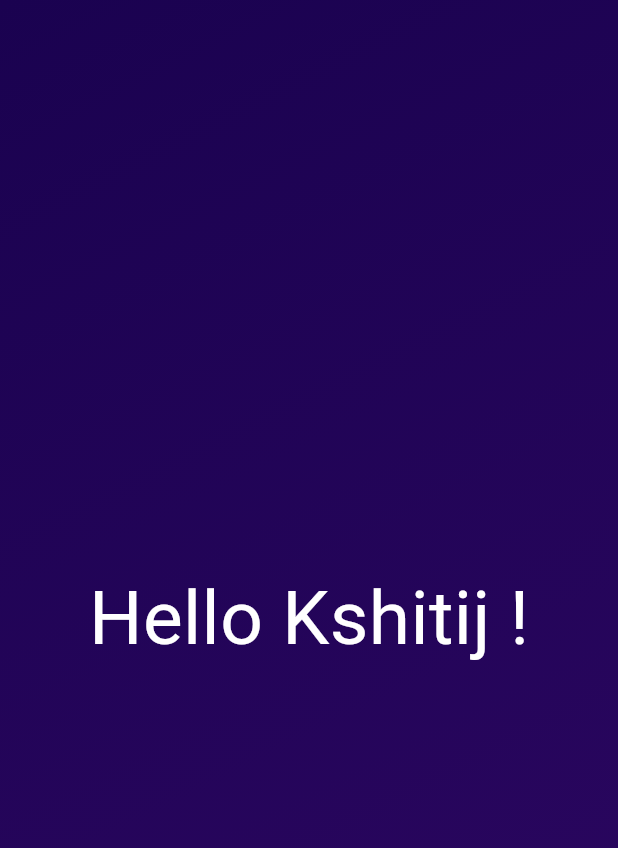
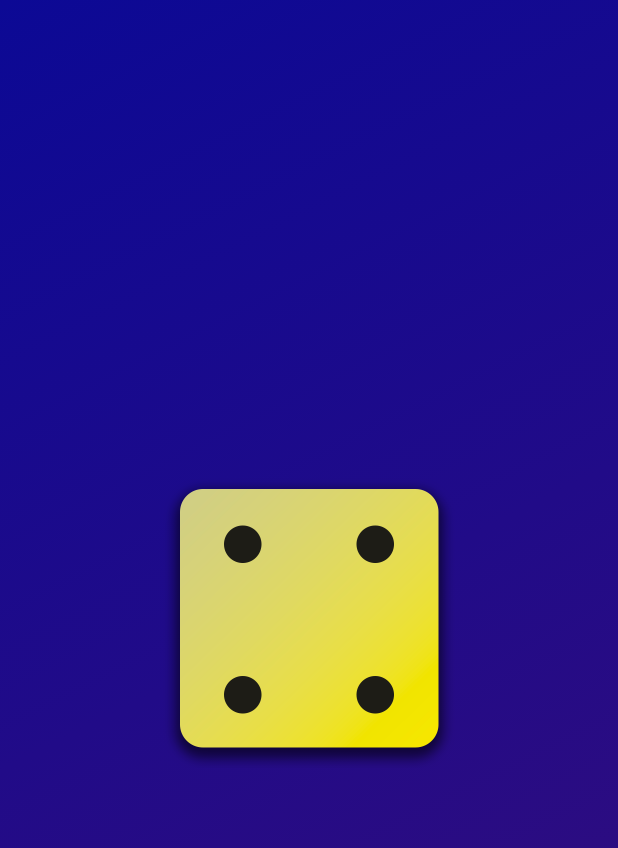
Before and after one commit to Kshitij-Anand7954/Rolling-dice, a Flutter app: the screen it shows after launch, on a phone screen of 412 x 824 dp. Shown: the top 848 px of the screen. Run offline on Flutter 3.47's test engine with Material 3 defaults, Android fonts, the phone set to English and light mode, and no system bars.

```diff
--- a/lib/gradient_container.dart
+++ b/lib/gradient_container.dart
@@ -1,25 +1,27 @@
-import 'package:first_app/style_text.dart';
+
 import 'package:flutter/material.dart';
 
 var startAlignment=Alignment.topLeft;
 var endAlignment=Alignment.bottomRight;
+
 class GradientContainer extends StatelessWidget{
-  const GradientContainer({super.key});
+  const GradientContainer(this.color1,this.color2 , {super.key});
+  final Color color1;
+  final Color color2;
  @override
  Widget build(context){
   return Container(
           decoration:  BoxDecoration(
             gradient: LinearGradient(
-              colors: const[
-                Color.fromARGB(255, 26, 2, 80),
-                Color.fromARGB(255, 45, 7, 98),
-              ],
+              colors:[color1, color2],
               begin: startAlignment,
               end: endAlignment,
             ),
           ),
-          child: const Center(
-            child: StylingText(),
+          child:  Center(
+            child: Image.asset('assets/images/dice-4.png',
+            width: 200,
+            ),
           ),
         );
 
@@ -27,3 +29,50 @@ class GradientContainer extends StatelessWidget{
 
 
 }
+
+
+
+
+
+
+
+
+
+
+
+
+
+
+
+
+
+
+
+
+
+
+
+
+
+// class GradientContainer extends StatelessWidget{
+//   const GradientContainer(this.colors, {super.key});
+//   final List<Color> colors;
+//  @override
+//  Widget build(context){
+//   return Container(
+//           decoration:  BoxDecoration(
+//             gradient: LinearGradient(
+//               colors: colors,
+//               begin: startAlignment,
+//               end: endAlignment,
+//             ),
+//           ),
+//           child: const Center(
+//             child: StylingText('Hello myself Kshitij Again'),
+//           ),
+//         );
+
+//   }
+
+
+// }
--- a/lib/main.dart
+++ b/lib/main.dart
@@ -1,10 +1,12 @@
 import 'package:flutter/material.dart';
 import 'package:first_app/gradient_container.dart';
+
 void main() {
   runApp(
     MaterialApp(
       home: Scaffold(
-        body: GradientContainer(),
+        body: GradientContainer(
+            Color.fromARGB(255, 12, 9, 149), Color.fromARGB(255, 54, 13, 123)),
       ),
     ),
   );
--- a/lib/style_text.dart
+++ b/lib/style_text.dart
@@ -1,17 +1,16 @@
-
 import 'package:flutter/material.dart';
 
-class StylingText extends StatelessWidget{
- const StylingText({super.key});
+class StylingText extends StatelessWidget {
+  const StylingText(this.text, {super.key});
+  final String text;
   @override
- Widget build(context){
-  return const Text(
-              'Hello Kshitij !',style: TextStyle(
+  Widget build(context) {
+    return  Text(
+      text,
+      style: const TextStyle(
         color: Colors.white,
         fontSize: 50,
       ),
     );
-
   }
-
 }
--- a/pubspec.yaml
+++ b/pubspec.yaml
@@ -59,9 +59,8 @@ flutter:
   uses-material-design: true
 
   # To add assets to your application, add an assets section, like this:
-  # assets:
-  #   - images/a_dot_burr.jpeg
-  #   - images/a_dot_ham.jpeg
+  assets:
+    - assets/images/
 
   # An image asset can refer to one or more resolution-specific "variants", see
   # https://flutter.dev/assets-and-images/#resolution-aware
```
Also changed, not shown: assets/images/dice-1.png (added), assets/images/dice-2.png (added), assets/images/dice-3.png (added), assets/images/dice-4.png (added), assets/images/dice-5.png (added), assets/images/dice-6.png (added). Lines whose indentation alone changed are shown as unchanged.
